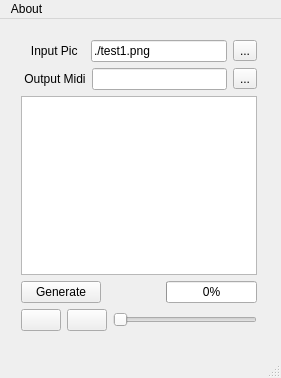
Qt form GUI/GUIQt/guimupic.ui (ImageBasedComposing/muphic) before a commit.
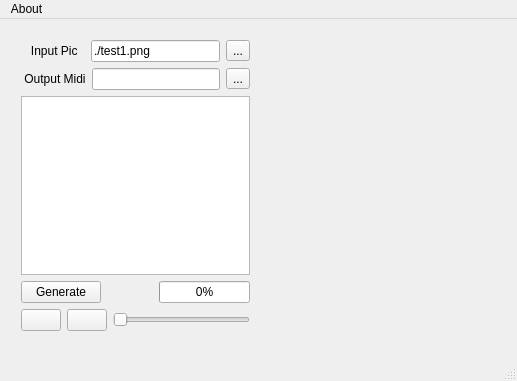
The same form after that commit. Icons and pictures are not drawn. Custom widgets are drawn as their Qt base class.

What changed in the file:
```diff
--- a/GUI/GUIQt/guimupic.ui
+++ b/GUI/GUIQt/guimupic.ui
@@ -6,8 +6,8 @@
    <rect>
     <x>0</x>
     <y>0</y>
-    <width>281</width>
-    <height>378</height>
+    <width>517</width>
+    <height>381</height>
    </rect>
   </property>
   <property name="windowTitle">
@@ -19,7 +19,7 @@
      <rect>
       <x>10</x>
       <y>10</y>
-      <width>258</width>
+      <width>251</width>
       <height>313</height>
      </rect>
     </property>
@@ -161,13 +161,23 @@
      </item>
     </layout>
    </widget>
+   <widget class="PolygonWidget" name="polyWidget" native="true">
+    <property name="geometry">
+     <rect>
+      <x>270</x>
+      <y>10</y>
+      <width>161</width>
+      <height>311</height>
+     </rect>
+    </property>
+   </widget>
   </widget>
   <widget class="QMenuBar" name="menuBar">
    <property name="geometry">
     <rect>
      <x>0</x>
      <y>0</y>
-     <width>281</width>
+     <width>517</width>
      <height>21</height>
     </rect>
    </property>
@@ -181,6 +191,14 @@
   <widget class="QStatusBar" name="statusBar"/>
  </widget>
  <layoutdefault spacing="6" margin="11"/>
+ <customwidgets>
+  <customwidget>
+   <class>PolygonWidget</class>
+   <extends>QWidget</extends>
+   <header>polygonwidget.h</header>
+   <container>1</container>
+  </customwidget>
+ </customwidgets>
  <resources/>
  <connections/>
 </ui>
```
